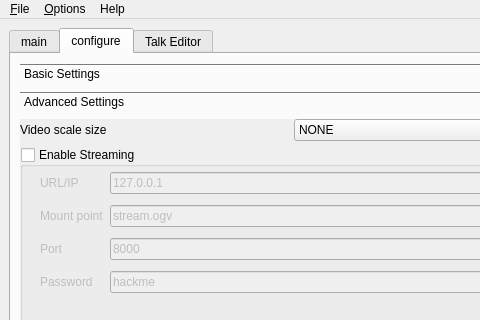
The window that src/freeseer/frontend/default/forms/freeseer_ui_qt.ui (surashid/freeseer) describes before a commit, drawn with Qt 5; both pictures show x 0 to 480 and y 0 to 320 of the 585 by 529 pixel window.
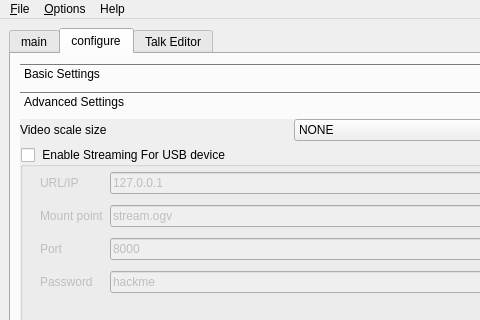
The same window after the commit. The open tabs and pages were chosen to show the change. Icons and pictures are not drawn.

Commit message: restricted the streaming to USB device; removed extra queue

```diff
--- a/src/freeseer/frontend/default/forms/freeseer_ui_qt.ui
+++ b/src/freeseer/frontend/default/forms/freeseer_ui_qt.ui
@@ -535,7 +535,7 @@
                   <bool>true</bool>
                  </property>
                  <property name="title">
-                  <string>Enable Streaming</string>
+                  <string> Enable Streaming For USB device</string>
                  </property>
                  <property name="checkable">
                   <bool>true</bool>
```
The commit also changes 2 other files.
